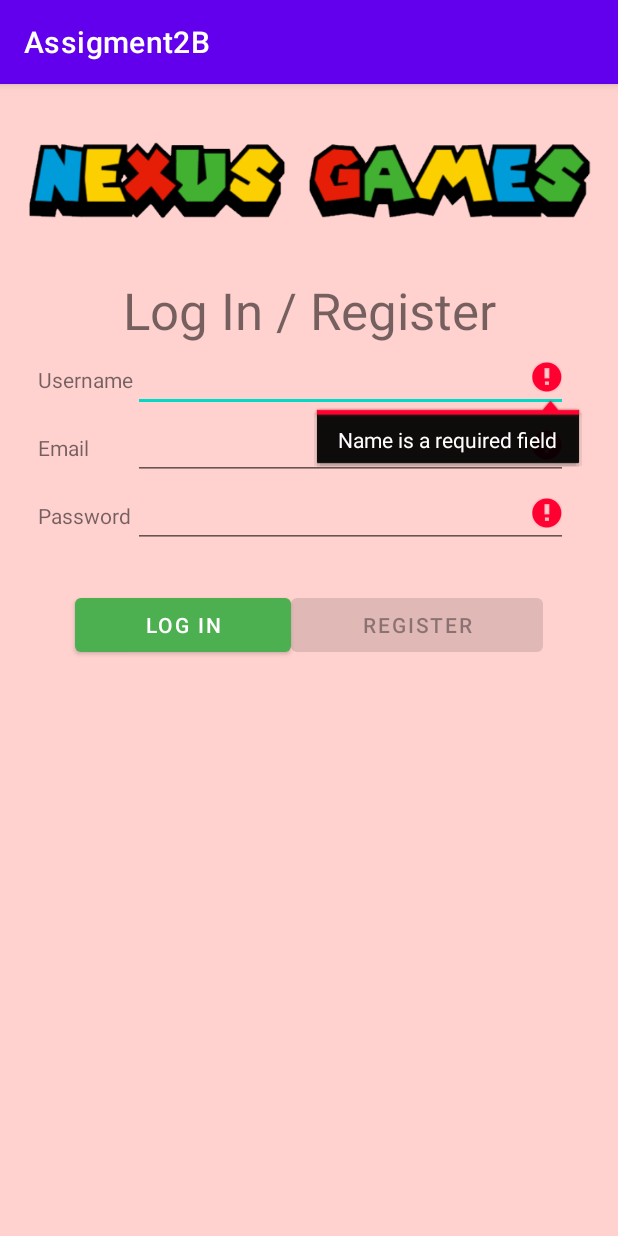
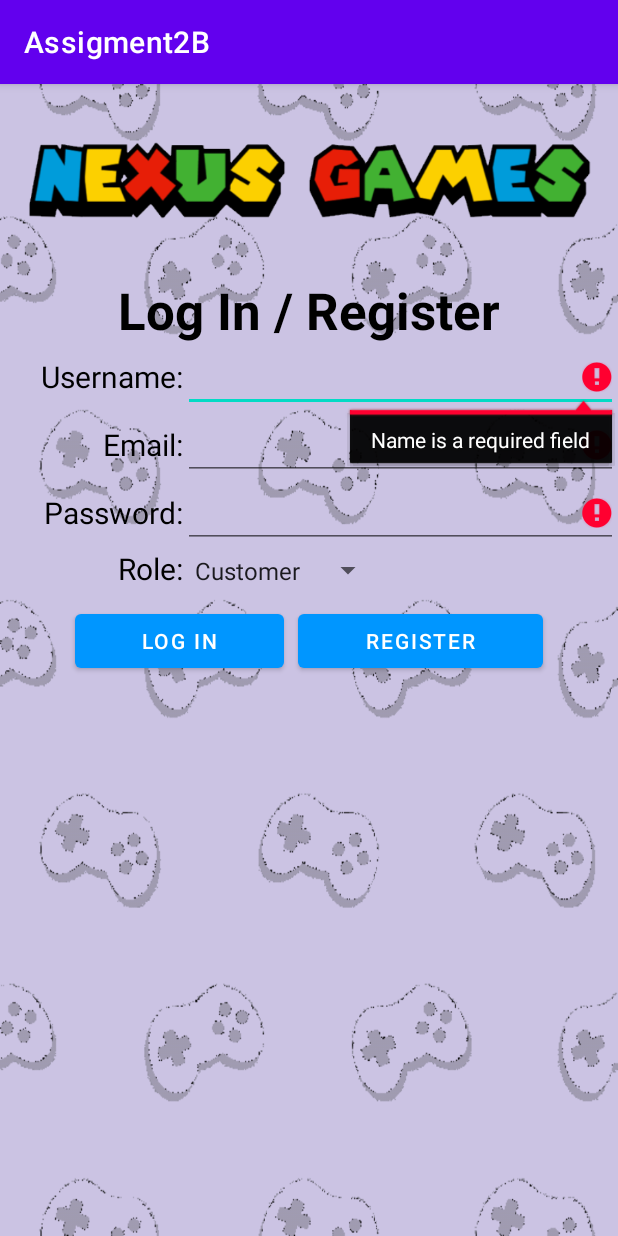
Before and after one commit to s310478/HIT238, an Android app: the screen it shows after launch (MainActivity), after a tap on "LOG IN", on a phone screen of 412 x 824 dp. Run offline under Robolectric (Android 15) with nearby library versions, the phone set to English and light mode, and no system bars.

Commit message:
Added Background & spinner
Finalizing code & look for activity 1 before moving onto activity 2

```diff
--- a/app/src/main/java/com/example/assigment2b/MainActivity.java
+++ b/app/src/main/java/com/example/assigment2b/MainActivity.java
@@ -5,8 +5,13 @@ import androidx.appcompat.app.AppCompatActivity;
 import android.os.Bundle;
 import android.view.View;
 import android.widget.*;
+import android.widget.EditText;
+import android.widget.Spinner;
+import android.widget.Toast;
 
 public class MainActivity extends AppCompatActivity {
+
+    //private Spinner spin;
 
     @Override
     protected void onCreate(Bundle savedInstanceState) {
@@ -24,6 +29,8 @@ public class MainActivity extends AppCompatActivity {
         public Button btnL;
         public Button btnR;
 
+        //this.spin = (Spinner) findViewById(R.id.cmbRole);
+
     /*
        Similar types of variables can be declared
        in One line, for instance: Name, Phone
@@ -33,7 +40,7 @@ public class MainActivity extends AppCompatActivity {
         public String Username, Email, Password;
 
 
-        public void btnLogIn (View view){
+        public void btnLogInandRegister (View view){
 
             // Getting a Reference to the Views
             txtU = (EditText) findViewById(R.id.txtUsername);
@@ -51,26 +58,30 @@ public class MainActivity extends AppCompatActivity {
             Email = txtE.getText().toString();
             Password = txtP.getText().toString();
 
-            Boolean isUEmpty = false;
+            //Boolean isUEmpty = false;
             Boolean isLogIn = true;
+            Boolean isRegister = true;
 
 
             if (Username.isEmpty() == true) {
                 txtU.setError("Name is a required field");
                 isLogIn = false;
-                isUEmpty = true;
+                isRegister = false;
+                //isUEmpty = true;
 
             }
 
             if (Email.isEmpty() == true || Email.indexOf('@') == -1) {
                 txtE.setError("Email is either empty or incorrectly formatted");
                 isLogIn = false;
+                isRegister = false;
 
             }
 
             if (Password.isEmpty() == true) {
                 txtP.setError("Password is a required field");
                 isLogIn = false;
+                isRegister = false;
 
             }
             /* Both the conditions need to be True
@@ -81,11 +92,11 @@ public class MainActivity extends AppCompatActivity {
             */
 
 
-            if (isLogIn == true) {
+            /*if (isLogIn == true) {
 
                 btnL.setText("Log In");
                 btnL.setEnabled(false);
-                btnR.setEnabled(true);
+                btnR.setEnabled(false);
 
                 // setFocusable(false) will lock the text boxes,
                 // the effect is not visible, but once you try
@@ -96,11 +107,11 @@ public class MainActivity extends AppCompatActivity {
                 txtE.setFocusable(false);
                 Toast.makeText(getApplicationContext(), "Log In", Toast.LENGTH_SHORT).show();
 
-            }
+            }*/
 
         }
 
-        public void btnRegister (View view){
+        /* public void btnRegister (View view){
 
             if (btnR.getText().toString().equals("Register")) {
                 txtU.setText("");
@@ -113,5 +124,5 @@ public class MainActivity extends AppCompatActivity {
                 System.exit(0);
             }
 
-        }
+        } */
     }
--- a/app/src/main/res/layout/activity_main.xml
+++ b/app/src/main/res/layout/activity_main.xml
@@ -5,9 +5,11 @@
     android:id="@+id/CLayout"
     android:layout_width="match_parent"
     android:layout_height="match_parent"
-    android:background="#FFD2CF"
+    android:background="@drawable/controlbackground"
+    android:backgroundTint="#CBC3E3"
+    android:backgroundTintMode="multiply"
     android:columnCount="2"
-    android:rowCount="7"
+    android:rowCount="4"
     android:useDefaultMargins="false"
     tools:context=".MainActivity">
 
@@ -29,40 +31,60 @@
             android:layout_height="wrap_content"
             android:text="Log In / Register"
             android:textAlignment="center"
-            android:textSize="34sp" />
+            android:textSize="34sp"
+            android:textColor="#000000"
+            android:textStyle="bold"
+            app:textAllCaps="false" />
 
         <androidx.gridlayout.widget.GridLayout
             android:layout_width="match_parent"
-            android:layout_height="163dp"
+            android:layout_height="174dp"
             app:columnCount="2"
-            app:rowCount="3">
+            app:rowCount="4">
 
             <TextView
                 android:id="@+id/lblUsername"
                 android:layout_width="wrap_content"
                 android:layout_height="wrap_content"
-                android:layout_marginLeft="25dp"
-                android:text="Username"
+                android:text="Username:"
+                android:textColor="#000000"
+                android:textSize="20sp"
                 app:layout_column="0"
+                app:layout_gravity="right"
                 app:layout_row="0" />
 
             <TextView
                 android:id="@+id/lblEmail"
                 android:layout_width="wrap_content"
                 android:layout_height="wrap_content"
-                android:layout_marginLeft="25dp"
-                android:text="Email"
+                android:text="Email:"
+                android:textColor="#000000"
+                android:textSize="20sp"
                 app:layout_column="0"
+                app:layout_gravity="right"
                 app:layout_row="1" />
 
             <TextView
                 android:id="@+id/lblPassword"
                 android:layout_width="wrap_content"
                 android:layout_height="wrap_content"
-                android:layout_marginLeft="25dp"
-                android:text="Password"
+                android:text="Password:"
+                android:textColor="#000000"
+                android:textSize="20sp"
                 app:layout_column="0"
+                app:layout_gravity="right"
                 app:layout_row="2" />
+
+            <TextView
+                android:id="@+id/lblRole"
+                android:layout_width="wrap_content"
+                android:layout_height="wrap_content"
+                android:text="Role:"
+                android:textColor="#000000"
+                android:textSize="20sp"
+                app:layout_column="0"
+                app:layout_gravity="right"
+                app:layout_row="3" />
 
             <EditText
                 android:id="@+id/txtUsername"
@@ -91,6 +113,15 @@
                 app:layout_column="1"
                 app:layout_row="2" />
 
+            <Spinner
+                android:id="@+id/cmbRole"
+                android:layout_width="wrap_content"
+                android:layout_height="30dp"
+                android:drawSelectorOnTop="True"
+                android:entries="@array/roleType"
+                app:layout_column="1"
+                app:layout_row="3" />
+
         </androidx.gridlayout.widget.GridLayout>
 
         <LinearLayout
@@ -104,20 +135,21 @@
                 android:layout_height="match_parent"
                 android:layout_weight="1"
                 android:insetLeft="50dp"
-                android:onClick="btnLogIn"
+                android:insetRight="5dp"
+                android:onClick="btnLogInandRegister"
                 android:text="Log In"
-                app:backgroundTint="#4CAF50" />
+                app:backgroundTint="#0096FF" />
 
             <Button
                 android:id="@+id/btnRegister"
                 android:layout_width="wrap_content"
                 android:layout_height="match_parent"
                 android:layout_weight="1"
-                android:enabled="false"
+                android:insetLeft="5dp"
                 android:insetRight="50dp"
-                android:onClick="btnRegister"
+                android:onClick="btnLogInandRegister"
                 android:text="Register"
-                app:toggleCheckedStateOnClick="false" />
+                app:backgroundTint="#0096FF" />
 
         </LinearLayout>
     </LinearLayout>
--- a/app/src/main/res/values/strings.xml
+++ b/app/src/main/res/values/strings.xml
@@ -1,3 +1,7 @@
 <resources>
     <string name="app_name">Assigment2B</string>
+    <string-array name="roleType">
+        <item>Customer</item>
+        <item>Admin</item>
+    </string-array>
 </resources>
```
Also changed, not shown: app/src/main/res/drawable/controlbackground.png (added).
